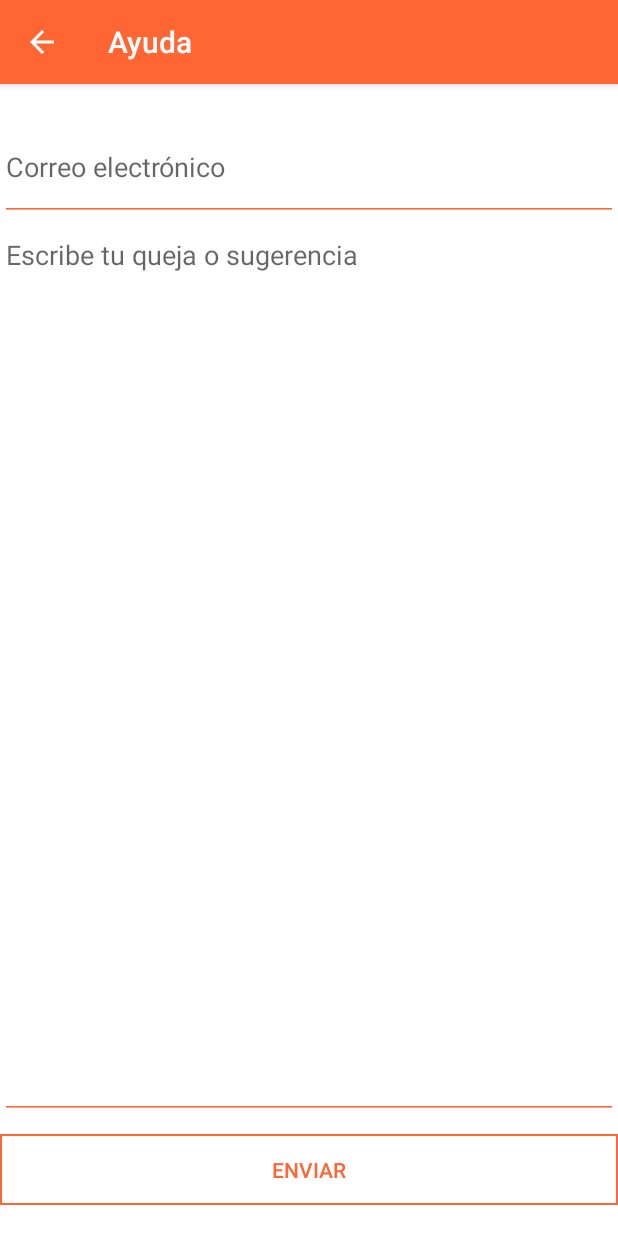
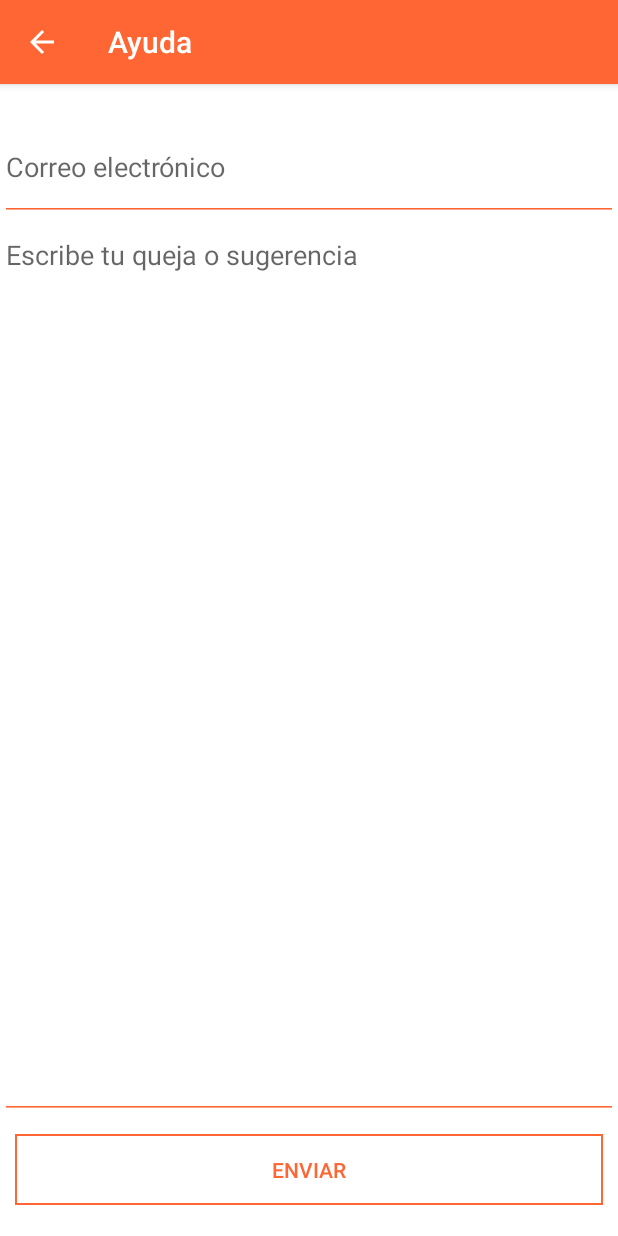
Before and after one commit to VicenteAguileraPerez/lunchApp, an Android app: the quejasysugenencias screen opened through its navigation route, on a phone screen of 412 x 824 dp. Run offline under Robolectric (Android 15) with nearby library versions, the phone set to English and light mode, and no system bars.

```diff
--- a/app/src/main/res/layout/fragment_quejasysugenencias.xml
+++ b/app/src/main/res/layout/fragment_quejasysugenencias.xml
@@ -48,7 +48,8 @@
             android:layout_height="0dp"
             android:layout_marginTop="10dp"
             android:layout_weight="0.2"
-
+            android:layout_marginStart="10dp"
+            android:layout_marginEnd="10dp"
             android:text="@string/enviar_mensaje"
             android:textColor="@color/colorPrimary"
             android:textColorLink="@color/colorPrimary"
```
Also changed, not shown: app/src/main/java/com/example/lunchapp/MainActivity.java (+18 -3 lines).
